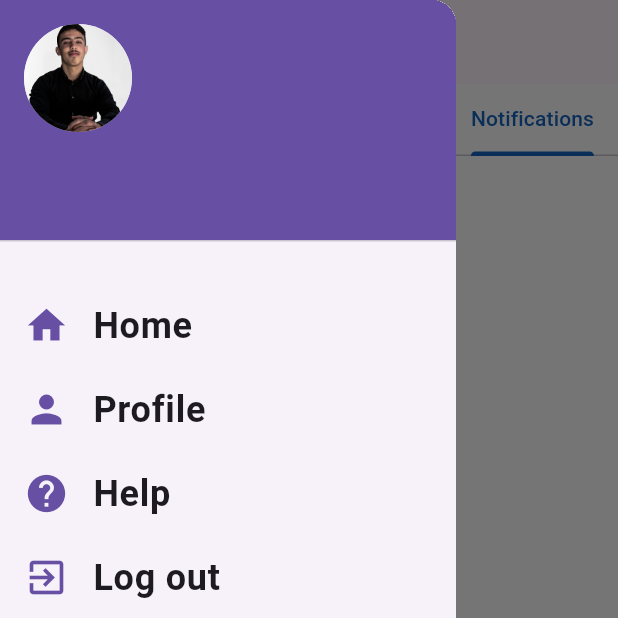
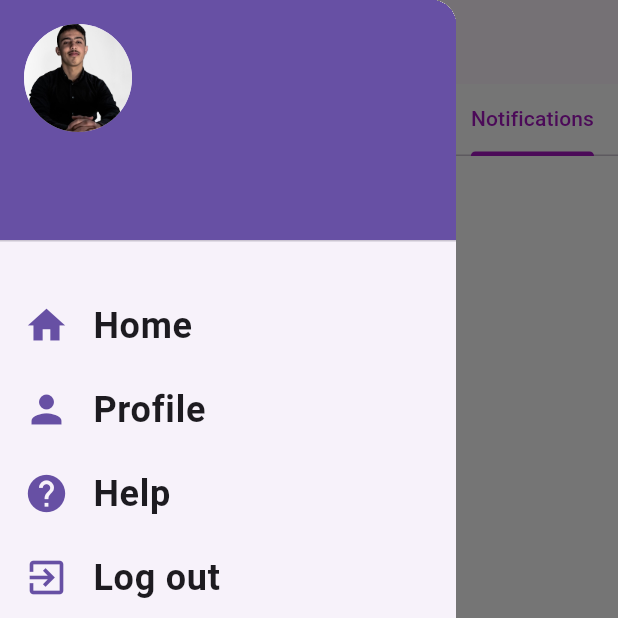
Before and after one commit to OmarChaabit1/QahwatyApp, a Flutter app: the TabsScreen screen opened by its route, tab 4 chosen, with the side drawer open, on a phone screen of 412 x 824 dp, the top half of it. Run offline on Flutter 3.47's test engine with Material 3 defaults, Android fonts, the phone set to English and light mode, and no system bars; our stand-ins replace cloud_firestore, firebase_auth, firebase_core, firebase_storage, line_awesome_flutter, modal_progress_hud_nsn; accounts and stored records are empty; network calls fail; Roboto replaces fonts that are missing (ElMessiri).

Commit message:
chat anyone colors

```diff
--- a/lib/screens/dashboard_screen.dart
+++ b/lib/screens/dashboard_screen.dart
@@ -51,9 +51,9 @@ class _dashboardScreenState extends State<dashboardScreen>
         children: [
           TabBar(
             controller: _tabController,
-            labelColor: Colors.blue[800],
+            labelColor: Color.fromARGB(255, 164, 21, 192),
             unselectedLabelColor: Colors.black54,
-            indicatorColor: Colors.blue[800],
+            indicatorColor: Color.fromARGB(255, 164, 21, 192),
             isScrollable: true,
             tabs: const [
               Tab(text: 'Actua'),
@@ -125,7 +125,7 @@ class _dashboardScreenState extends State<dashboardScreen>
 
           return ListTile(
             leading: CircleAvatar(
-              backgroundColor: Colors.blue[800],
+              backgroundColor: Color.fromARGB(255, 113, 8, 134),
               child: Text(
                 email[0].toUpperCase(),
                 style: const TextStyle(color: Colors.white),
@@ -133,7 +133,8 @@ class _dashboardScreenState extends State<dashboardScreen>
             ),
             title: Text(email),
             trailing: IconButton(
-              icon: const Icon(Icons.chat, color: Colors.blue),
+              icon: const Icon(Icons.chat,
+                  color: Color.fromARGB(255, 164, 21, 192)),
               onPressed: () {
                 Navigator.push(
                   context,
--- a/lib/screens/tabs_screen.dart
+++ b/lib/screens/tabs_screen.dart
@@ -34,7 +34,7 @@ class _TabsScreenState extends State<TabsScreen> {
       },
       {
         'Screen': chatScreen(
-          chatPartnerEmail: '',
+          chatPartnerEmail: '(You)',
         ),
         'Title': 'Messsages',
       },
```
